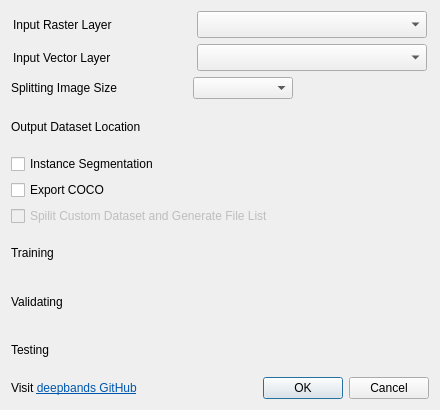
First picture: the form in deep-learning-datasets-maker/split_rs_data_dialog_base.ui, repository deepbands/deep-learning-datasets-maker, before the edit.
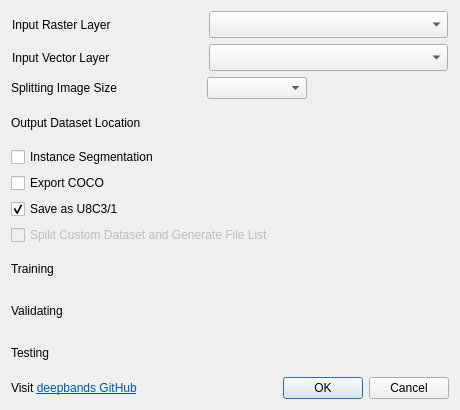
Second picture: the form after the edit. Custom widgets are drawn as their Qt base class.

Commit message: [Feat] Add HSI support #10

Patch:
```diff
--- a/deep-learning-datasets-maker/split_rs_data_dialog_base.ui
+++ b/deep-learning-datasets-maker/split_rs_data_dialog_base.ui
@@ -6,7 +6,7 @@
    <rect>
     <x>0</x>
     <y>0</y>
-    <width>440</width>
+    <width>460</width>
     <height>410</height>
    </rect>
   </property>
@@ -18,13 +18,13 @@
   </property>
   <property name="minimumSize">
    <size>
-    <width>440</width>
+    <width>460</width>
     <height>410</height>
    </size>
   </property>
   <property name="maximumSize">
    <size>
-    <width>440</width>
+    <width>460</width>
     <height>410</height>
    </size>
   </property>
@@ -38,7 +38,7 @@
       <widget class="QLabel" name="label">
        <property name="minimumSize">
         <size>
-         <width>176</width>
+         <width>190</width>
          <height>0</height>
         </size>
        </property>
@@ -63,13 +63,13 @@
        </property>
        <property name="minimumSize">
         <size>
-         <width>230</width>
+         <width>239</width>
          <height>27</height>
         </size>
        </property>
        <property name="maximumSize">
         <size>
-         <width>230</width>
+         <width>239</width>
          <height>16777215</height>
         </size>
        </property>
@@ -83,7 +83,7 @@
       <widget class="QLabel" name="label_2">
        <property name="minimumSize">
         <size>
-         <width>176</width>
+         <width>190</width>
          <height>0</height>
         </size>
        </property>
@@ -108,13 +108,13 @@
        </property>
        <property name="minimumSize">
         <size>
-         <width>230</width>
+         <width>239</width>
          <height>27</height>
         </size>
        </property>
        <property name="maximumSize">
         <size>
-         <width>230</width>
+         <width>239</width>
          <height>16777215</height>
         </size>
        </property>
@@ -128,7 +128,7 @@
       <widget class="QLabel" name="label_3">
        <property name="minimumSize">
         <size>
-         <width>176</width>
+         <width>190</width>
          <height>16</height>
         </size>
        </property>
@@ -189,7 +189,7 @@
       <widget class="QLabel" name="label_5">
        <property name="minimumSize">
         <size>
-         <width>176</width>
+         <width>190</width>
          <height>0</height>
         </size>
        </property>
@@ -230,6 +230,19 @@
      </property>
     </widget>
    </item>
+   <item>
+    <widget class="QCheckBox" name="checkBoxStandard">
+     <property name="enabled">
+      <bool>true</bool>
+     </property>
+     <property name="text">
+      <string>Save as U8C3/1</string>
+     </property>
+     <property name="checked">
+      <bool>true</bool>
+     </property>
+    </widget>
+   </item>
    <item>
     <widget class="QCheckBox" name="checkBoxPaddle">
      <property name="enabled">
@@ -249,13 +262,13 @@
        </property>
        <property name="minimumSize">
         <size>
-         <width>176</width>
+         <width>90</width>
          <height>0</height>
         </size>
        </property>
        <property name="maximumSize">
         <size>
-         <width>176</width>
+         <width>90</width>
          <height>16777215</height>
         </size>
        </property>
@@ -282,13 +295,13 @@
       <widget class="QLabel" name="label_9">
        <property name="minimumSize">
         <size>
-         <width>176</width>
+         <width>90</width>
          <height>0</height>
         </size>
        </property>
        <property name="maximumSize">
         <size>
-         <width>176</width>
+         <width>90</width>
          <height>16777215</height>
         </size>
        </property>
@@ -312,13 +325,13 @@
       <widget class="QLabel" name="label_10">
        <property name="minimumSize">
         <size>
-         <width>176</width>
+         <width>90</width>
          <height>0</height>
         </size>
        </property>
        <property name="maximumSize">
         <size>
-         <width>176</width>
+         <width>90</width>
          <height>16777215</height>
         </size>
        </property>
```
The commit also changes 2 other files.
